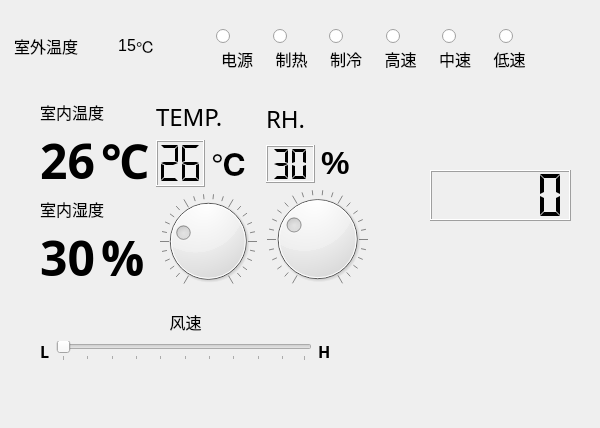
Old version of the form SmartHome/AirDialog/air_dialog.ui in the repository lotdoney/SmartHome.
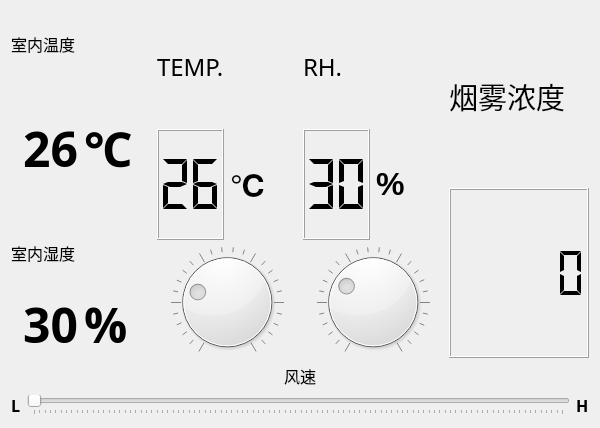
New version of the form. Icons and pictures are not drawn.

The edit to the form file:
```diff
--- a/SmartHome/AirDialog/air_dialog.ui
+++ b/SmartHome/AirDialog/air_dialog.ui
@@ -13,15 +13,10 @@
   <property name="windowTitle">
    <string>Dialog</string>
   </property>
-  <widget class="QWidget" name="layoutWidget">
-   <property name="geometry">
-    <rect>
-     <x>40</x>
-     <y>100</y>
-     <width>329</width>
-     <height>189</height>
-    </rect>
-   </property>
+  <layout class="QVBoxLayout" name="verticalLayout_7">
+   <item>
+    <layout class="QVBoxLayout" name="verticalLayout_5">
+     <item>
    <layout class="QHBoxLayout" name="horizontalLayout_9">
     <item>
      <layout class="QVBoxLayout" name="verticalLayout_4" stretch="1,2,1,0">
@@ -250,504 +245,33 @@
       </item>
      </layout>
     </item>
-   </layout>
-  </widget>
-  <widget class="QWidget" name="layoutWidget_2">
-   <property name="geometry">
-    <rect>
-     <x>10</x>
-     <y>10</y>
-     <width>581</width>
-     <height>61</height>
-    </rect>
-   </property>
-   <layout class="QHBoxLayout" name="horizontalLayout" stretch="1,3">
-    <property name="spacing">
-     <number>0</number>
-    </property>
-    <property name="topMargin">
-     <number>10</number>
-    </property>
     <item>
-     <layout class="QHBoxLayout" name="horizontalLayout_22" stretch="4,2,1,1">
-      <property name="spacing">
-       <number>0</number>
-      </property>
+        <layout class="QVBoxLayout" name="verticalLayout_6">
       <item>
-       <widget class="QLabel" name="label_14">
+          <widget class="QLabel" name="label_12">
         <property name="font">
          <font>
-          <pointsize>12</pointsize>
+             <family>Agency FB</family>
+             <pointsize>22</pointsize>
          </font>
         </property>
         <property name="text">
-         <string>室外温度</string>
-        </property>
-        <property name="alignment">
-         <set>Qt::AlignCenter</set>
-        </property>
+            <string>烟雾浓度</string>
+           </property>
        </widget>
       </item>
       <item>
-       <widget class="QLabel" name="label_15">
-        <property name="font">
-         <font>
-          <pointsize>12</pointsize>
-         </font>
-        </property>
-        <property name="styleSheet">
-         <string notr="true">border-image: url(:/weather/image/clear_to_overcast.png);</string>
-        </property>
-        <property name="text">
-         <string/>
-        </property>
-       </widget>
-      </item>
-      <item>
-       <widget class="QLabel" name="label_16">
-        <property name="font">
-         <font>
-          <pointsize>12</pointsize>
-         </font>
-        </property>
-        <property name="text">
-         <string>15</string>
-        </property>
-        <property name="alignment">
-         <set>Qt::AlignRight|Qt::AlignTrailing|Qt::AlignVCenter</set>
-        </property>
-       </widget>
-      </item>
-      <item>
-       <widget class="QLabel" name="label_17">
-        <property name="font">
-         <font>
-          <pointsize>12</pointsize>
-         </font>
-        </property>
-        <property name="text">
-         <string>℃</string>
-        </property>
-       </widget>
-      </item>
-     </layout>
-    </item>
-    <item>
-     <layout class="QVBoxLayout" name="verticalLayout_7" stretch="1,2,0">
-      <property name="spacing">
-       <number>0</number>
-      </property>
-      <item>
-       <layout class="QHBoxLayout" name="horizontalLayout_29">
-        <item>
-         <spacer name="verticalSpacer">
-          <property name="orientation">
-           <enum>Qt::Vertical</enum>
-          </property>
-          <property name="sizeHint" stdset="0">
-           <size>
-            <width>20</width>
-            <height>40</height>
-           </size>
-          </property>
-         </spacer>
-        </item>
+          <widget class="QLCDNumber" name="lcdNumber_3">
+           <property name="segmentStyle">
+            <enum>QLCDNumber::Flat</enum>
+           </property>
+          </widget>
+         </item>
+        </layout>
+       </item>
        </layout>
       </item>
       <item>
-       <layout class="QHBoxLayout" name="horizontalLayout_19" stretch="0,1,1,1,1,1,1,1">
-        <property name="spacing">
-         <number>0</number>
-        </property>
-        <property name="rightMargin">
-         <number>0</number>
-        </property>
-        <item>
-         <spacer name="horizontalSpacer_5">
-          <property name="orientation">
-           <enum>Qt::Horizontal</enum>
-          </property>
-          <property name="sizeHint" stdset="0">
-           <size>
-            <width>40</width>
-            <height>20</height>
-           </size>
-          </property>
-         </spacer>
-        </item>
-        <item>
-         <layout class="QHBoxLayout" name="horizontalLayout_26">
-          <property name="spacing">
-           <number>0</number>
-          </property>
-          <item>
-           <spacer name="horizontalSpacer_14">
-            <property name="orientation">
-             <enum>Qt::Horizontal</enum>
-            </property>
-            <property name="sizeHint" stdset="0">
-             <size>
-              <width>40</width>
-              <height>20</height>
-             </size>
-            </property>
-           </spacer>
-          </item>
-          <item>
-           <widget class="QRadioButton" name="radioButton">
-            <property name="text">
-             <string/>
-            </property>
-           </widget>
-          </item>
-          <item>
-           <spacer name="horizontalSpacer_15">
-            <property name="orientation">
-             <enum>Qt::Horizontal</enum>
-            </property>
-            <property name="sizeHint" stdset="0">
-             <size>
-              <width>40</width>
-              <height>20</height>
-             </size>
-            </property>
-           </spacer>
-          </item>
-         </layout>
-        </item>
-        <item>
-         <layout class="QHBoxLayout" name="horizontalLayout_24">
-          <item>
-           <spacer name="horizontalSpacer_9">
-            <property name="orientation">
-             <enum>Qt::Horizontal</enum>
-            </property>
-            <property name="sizeHint" stdset="0">
-             <size>
-              <width>40</width>
-              <height>20</height>
-             </size>
-            </property>
-           </spacer>
-          </item>
-          <item>
-           <widget class="QRadioButton" name="radioButton_3">
-            <property name="text">
-             <string/>
-            </property>
-           </widget>
-          </item>
-          <item>
-           <spacer name="horizontalSpacer_16">
-            <property name="orientation">
-             <enum>Qt::Horizontal</enum>
-            </property>
-            <property name="sizeHint" stdset="0">
-             <size>
-              <width>40</width>
-              <height>20</height>
-             </size>
-            </property>
-           </spacer>
-          </item>
-         </layout>
-        </item>
-        <item>
-         <layout class="QHBoxLayout" name="horizontalLayout_21">
-          <item>
-           <spacer name="horizontalSpacer_10">
-            <property name="orientation">
-             <enum>Qt::Horizontal</enum>
-            </property>
-            <property name="sizeHint" stdset="0">
-             <size>
-              <width>40</width>
-              <height>20</height>
-             </size>
-            </property>
-           </spacer>
-          </item>
-          <item>
-           <widget class="QRadioButton" name="radioButton_4">
-            <property name="text">
-             <string/>
-            </property>
-           </widget>
-          </item>
-          <item>
-           <spacer name="horizontalSpacer_17">
-            <property name="orientation">
-             <enum>Qt::Horizontal</enum>
-            </property>
-            <property name="sizeHint" stdset="0">
-             <size>
-              <width>40</width>
-              <height>20</height>
-             </size>
-            </property>
-           </spacer>
-          </item>
-         </layout>
-        </item>
-        <item>
-         <layout class="QHBoxLayout" name="horizontalLayout_23">
-          <item>
-           <spacer name="horizontalSpacer_11">
-            <property name="orientation">
-             <enum>Qt::Horizontal</enum>
-            </property>
-            <property name="sizeHint" stdset="0">
-             <size>
-              <width>40</width>
-              <height>20</height>
-             </size>
-            </property>
-           </spacer>
-          </item>
-          <item>
-           <widget class="QRadioButton" name="radioButton_5">
-            <property name="text">
-             <string/>
-            </property>
-           </widget>
-          </item>
-          <item>
-           <spacer name="horizontalSpacer_18">
-            <property name="orientation">
-             <enum>Qt::Horizontal</enum>
-            </property>
-            <property name="sizeHint" stdset="0">
-             <size>
-              <width>40</width>
-              <height>20</height>
-             </size>
-            </property>
-           </spacer>
-          </item>
-         </layout>
-        </item>
-        <item>
-         <layout class="QHBoxLayout" name="horizontalLayout_28">
-          <item>
-           <spacer name="horizontalSpacer_19">
-            <property name="orientation">
-             <enum>Qt::Horizontal</enum>
-            </property>
-            <property name="sizeHint" stdset="0">
-             <size>
-              <width>40</width>
-              <height>20</height>
-             </size>
-            </property>
-           </spacer>
-          </item>
-          <item>
-           <widget class="QRadioButton" name="radioButton_2">
-            <property name="text">
-             <string/>
-            </property>
-           </widget>
-          </item>
-          <item>
-           <spacer name="horizontalSpacer_20">
-            <property name="orientation">
-             <enum>Qt::Horizontal</enum>
-            </property>
-            <property name="sizeHint" stdset="0">
-             <size>
-              <width>40</width>
-              <height>20</height>
-             </size>
-            </property>
-           </spacer>
-          </item>
-         </layout>
-        </item>
-        <item>
-         <layout class="QHBoxLayout" name="horizontalLayout_27">
-          <item>
-           <spacer name="horizontalSpacer_12">
-            <property name="orientation">
-             <enum>Qt::Horizontal</enum>
-            </property>
-            <property name="sizeHint" stdset="0">
-             <size>
-              <width>40</width>
-              <height>20</height>
-             </size>
-            </property>
-           </spacer>
-          </item>
-          <item>
-           <widget class="QRadioButton" name="radioButton_6">
-            <property name="text">
-             <string/>
-            </property>
-           </widget>
-          </item>
-          <item>
-           <spacer name="horizontalSpacer_21">
-            <property name="orientation">
-             <enum>Qt::Horizontal</enum>
-            </property>
-            <property name="sizeHint" stdset="0">
-             <size>
-              <width>40</width>
-              <height>20</height>
-             </size>
-            </property>
-           </spacer>
-          </item>
-         </layout>
-        </item>
-        <item>
-         <spacer name="horizontalSpacer_6">
-          <property name="orientation">
-           <enum>Qt::Horizontal</enum>
-          </property>
-          <property name="sizeHint" stdset="0">
-           <size>
-            <width>40</width>
-            <height>20</height>
-           </size>
-          </property>
-         </spacer>
-        </item>
-       </layout>
-      </item>
-      <item>
-       <layout class="QHBoxLayout" name="horizontalLayout_18" stretch="1,1,1,1,1,1,1,1">
-        <item>
-         <spacer name="horizontalSpacer_7">
-          <property name="orientation">
-           <enum>Qt::Horizontal</enum>
-          </property>
-          <property name="sizeHint" stdset="0">
-           <size>
-            <width>40</width>
-            <height>20</height>
-           </size>
-          </property>
-         </spacer>
-        </item>
-        <item>
-         <widget class="QLabel" name="label_19">
-          <property name="font">
-           <font>
-            <pointsize>12</pointsize>
-           </font>
-          </property>
-          <property name="text">
-           <string>电源</string>
-          </property>
-          <property name="alignment">
-           <set>Qt::AlignHCenter|Qt::AlignTop</set>
-          </property>
-         </widget>
-        </item>
-        <item>
-         <widget class="QLabel" name="label_18">
-          <property name="font">
-           <font>
-            <pointsize>12</pointsize>
-           </font>
-          </property>
-          <property name="text">
-           <string>制热</string>
-          </property>
-          <property name="alignment">
-           <set>Qt::AlignHCenter|Qt::AlignTop</set>
-          </property>
-         </widget>
-        </item>
-        <item>
-         <widget class="QLabel" name="label_20">
-          <property name="font">
-           <font>
-            <pointsize>12</pointsize>
-           </font>
-          </property>
-          <property name="text">
-           <string>制冷</string>
-          </property>
-          <property name="alignment">
-           <set>Qt::AlignHCenter|Qt::AlignTop</set>
-          </property>
-         </widget>
-        </item>
-        <item>
-         <widget class="QLabel" name="label_21">
-          <property name="font">
-           <font>
-            <pointsize>12</pointsize>
-           </font>
-          </property>
-          <property name="text">
-           <string>高速</string>
-          </property>
-          <property name="alignment">
-           <set>Qt::AlignHCenter|Qt::AlignTop</set>
-          </property>
-         </widget>
-        </item>
-        <item>
-         <widget class="QLabel" name="label_22">
-          <property name="font">
-           <font>
-            <pointsize>12</pointsize>
-           </font>
-          </property>
-          <property name="text">
-           <string>中速</string>
-          </property>
-          <property name="alignment">
-           <set>Qt::AlignHCenter|Qt::AlignTop</set>
-          </property>
-         </widget>
-        </item>
-        <item>
-         <widget class="QLabel" name="label_23">
-          <property name="font">
-           <font>
-            <pointsize>12</pointsize>
-           </font>
-          </property>
-          <property name="text">
-           <string>低速</string>
-          </property>
-          <property name="alignment">
-           <set>Qt::AlignHCenter|Qt::AlignTop</set>
-          </property>
-         </widget>
-        </item>
-        <item>
-         <spacer name="horizontalSpacer_8">
-          <property name="orientation">
-           <enum>Qt::Horizontal</enum>
-          </property>
-          <property name="sizeHint" stdset="0">
-           <size>
-            <width>40</width>
-            <height>20</height>
-           </size>
-          </property>
-         </spacer>
-        </item>
-       </layout>
-      </item>
-     </layout>
-    </item>
-   </layout>
-  </widget>
-  <widget class="QWidget" name="layoutWidget_3">
-   <property name="geometry">
-    <rect>
-     <x>40</x>
-     <y>310</y>
-     <width>291</width>
-     <height>53</height>
-    </rect>
-   </property>
    <layout class="QVBoxLayout" name="verticalLayout_3">
     <item>
      <widget class="QLabel" name="label_7">
@@ -818,20 +342,10 @@
      </layout>
     </item>
    </layout>
-  </widget>
-  <widget class="QLCDNumber" name="lcdNumber_3">
-   <property name="geometry">
-    <rect>
-     <x>430</x>
-     <y>170</y>
-     <width>141</width>
-     <height>51</height>
-    </rect>
-   </property>
-   <property name="segmentStyle">
-    <enum>QLCDNumber::Flat</enum>
-   </property>
-  </widget>
+     </item>
+    </layout>
+   </item>
+  </layout>
  </widget>
  <resources/>
  <connections>
```
Left out of the diff: 16 changed lines with no effect on the pictures. Lines whose indentation alone changed are shown as unchanged.
